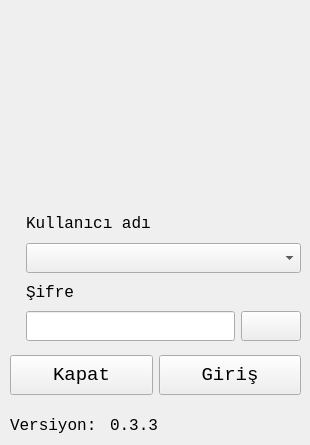
Above: loginform.ui from mamoo81/bhss before the change. Below: the same form after it.
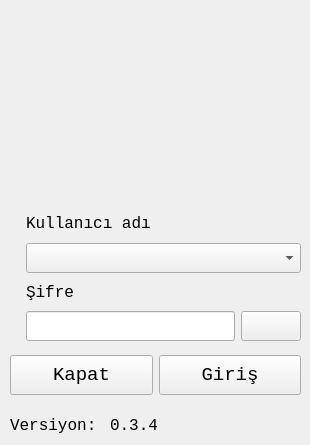
That is the form after the change. Icons and pictures are not drawn.

Commit message: v0.3.4 - setDatabaseName(postgres) eklendi, DB baglanti hata mesaji detaylandirildi

The edit to the form file:
```diff
--- a/loginform.ui
+++ b/loginform.ui
@@ -141,7 +141,7 @@
      </rect>
     </property>
     <property name="text">
-     <string>0.3.3</string>
+     <string>0.3.4</string>
     </property>
    </widget>
    <widget class="QLabel" name="label_4">
```
The commit also changes 2 other files.
